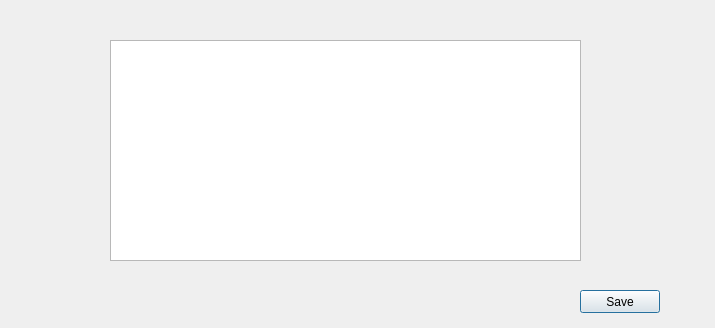
starzykbartlomiej/photo_gallery, file galeria_zdjec/Project/edit.ui: the form before one commit.
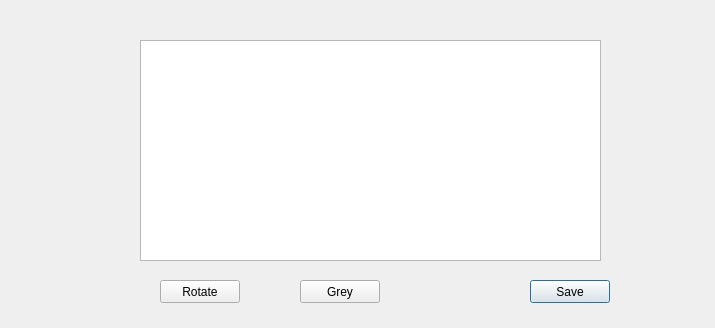
The form after the commit.

The edit to the form file:
```diff
--- a/galeria_zdjec/Project/edit.ui
+++ b/galeria_zdjec/Project/edit.ui
@@ -16,8 +16,8 @@
   <widget class="QPushButton" name="pushButton">
    <property name="geometry">
     <rect>
-     <x>580</x>
-     <y>290</y>
+     <x>530</x>
+     <y>280</y>
      <width>80</width>
      <height>23</height>
     </rect>
@@ -29,13 +29,39 @@
   <widget class="QGraphicsView" name="graphicsView">
    <property name="geometry">
     <rect>
-     <x>110</x>
+     <x>140</x>
      <y>40</y>
-     <width>471</width>
+     <width>461</width>
      <height>221</height>
     </rect>
    </property>
   </widget>
+  <widget class="QPushButton" name="rotate">
+   <property name="geometry">
+    <rect>
+     <x>160</x>
+     <y>280</y>
+     <width>80</width>
+     <height>23</height>
+    </rect>
+   </property>
+   <property name="text">
+    <string>Rotate</string>
+   </property>
+  </widget>
+  <widget class="QPushButton" name="pushButton_2">
+   <property name="geometry">
+    <rect>
+     <x>300</x>
+     <y>280</y>
+     <width>80</width>
+     <height>23</height>
+    </rect>
+   </property>
+   <property name="text">
+    <string>Grey</string>
+   </property>
+  </widget>
  </widget>
  <resources/>
  <connections/>
```
